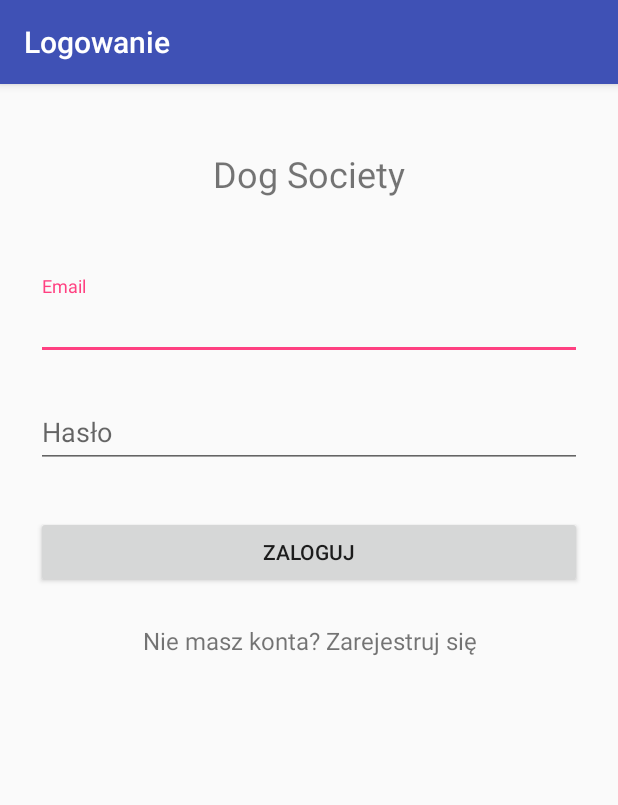
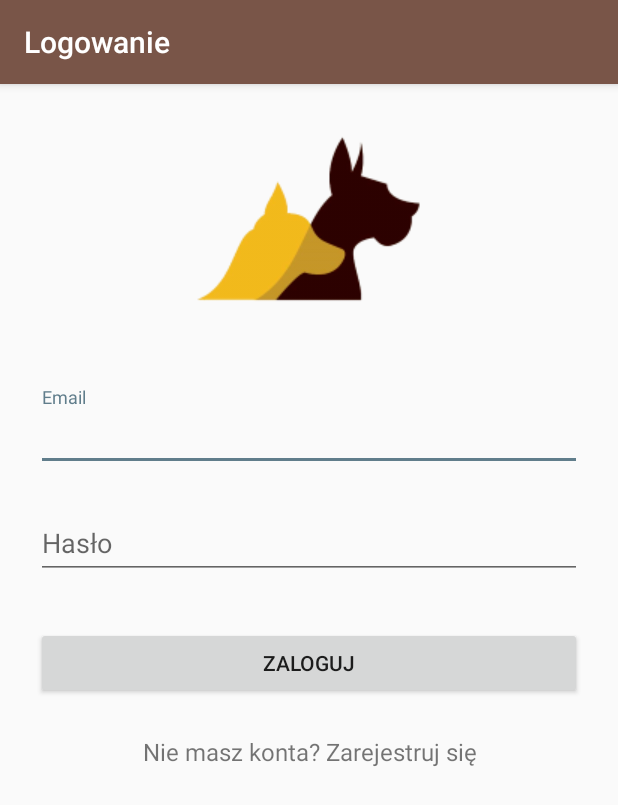
Before and after one commit to Nekromancer/DogSociety, an Android app: the LoginActivity screen opened directly, with no data from a screen before it, on a phone screen of 412 x 824 dp. Shown: the top 805 px of the screen. Run offline under Robolectric (Android 15) with nearby library versions, the phone set to English and light mode, and no system bars; libraries missing offline, so code that uses them is left out: com.pawegio.kandroid.

Commit message:
Delete .gitattributes

```diff
--- a/app/build.gradle
+++ b/app/build.gradle
@@ -74,7 +74,7 @@ android {
             signingConfig signingConfigs.debug
         }
         release {
-            minifyEnabled false // TODO : naprawić
+            minifyEnabled true
             proguardFiles getDefaultProguardFile('proguard-android.txt'), 'proguard-rules.pro'
             signingConfig signingConfigs.release
         }
--- a/app/src/main/res/layout/content_login.xml
+++ b/app/src/main/res/layout/content_login.xml
@@ -15,14 +15,13 @@
         android:paddingLeft="24dp"
         android:paddingRight="24dp">
 
-        <TextView
-            android:layout_width="fill_parent"
-            android:layout_height="72dp"
+        <ImageView android:src="@drawable/logo"
+            android:layout_width="150dp"
+            android:layout_height="150dp"
+            android:layout_marginBottom="20dp"
             android:layout_marginTop="24dp"
-            android:layout_marginBottom="24dp"
-            android:text="@string/app_name"
-            android:gravity="center"
-            android:textSize="24sp" />
+            android:layout_gravity="center_horizontal" />
+
 
         <!-- Email Label -->
         <android.support.design.widget.TextInputLayout
--- a/app/src/main/res/values/colors.xml
+++ b/app/src/main/res/values/colors.xml
@@ -1,6 +1,11 @@
 <?xml version="1.0" encoding="utf-8"?>
 <resources>
-    <color name="colorPrimary">#3F51B5</color>
-    <color name="colorPrimaryDark">#303F9F</color>
-    <color name="colorAccent">#FF4081</color>
+    <color name="colorPrimary">#795548</color>
+    <color name="colorPrimaryDark">#5D4037</color>
+    <color name="colorPrimaryLight">#D7CCC8</color>
+    <color name="colorAccent">#607D8B</color>
+    <color name="colorPrimaryText">#212121</color>
+    <color name="colorSecondaryText">#727272</color>
+    <color name="colorIcons">#FFFFFF</color>
+    <color name="colorDivider">#B6B6B6</color>
 </resources>
```
Also changed, not shown: app/src/main/res/drawable/logo.png (added), 3 other files.
